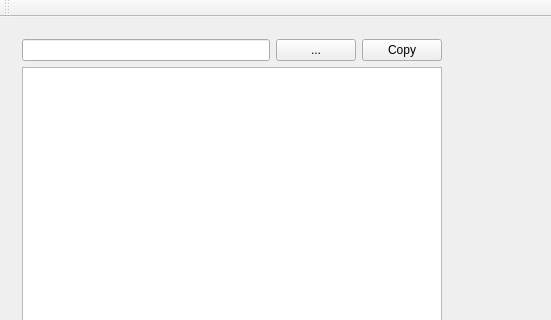
Drakenhielm/Biobokningssystem, file imghandler/mainwindow.ui: the form before one commit; both pictures show x 0 to 551 and y 0 to 320 of the 912 by 576 pixel window.
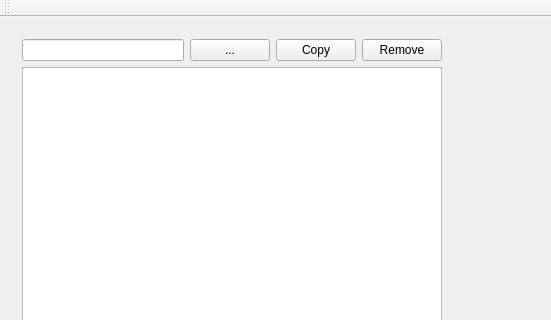
The form after the commit.

```diff
--- a/imghandler/mainwindow.ui
+++ b/imghandler/mainwindow.ui
@@ -56,6 +56,13 @@
            </property>
           </widget>
          </item>
+         <item>
+          <widget class="QPushButton" name="pushButton_3">
+           <property name="text">
+            <string>Remove</string>
+           </property>
+          </widget>
+         </item>
         </layout>
        </item>
        <item>
```
